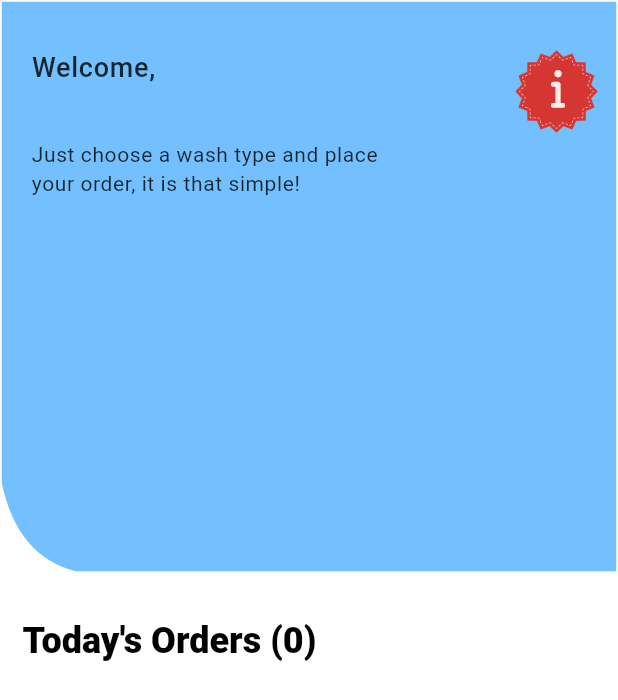
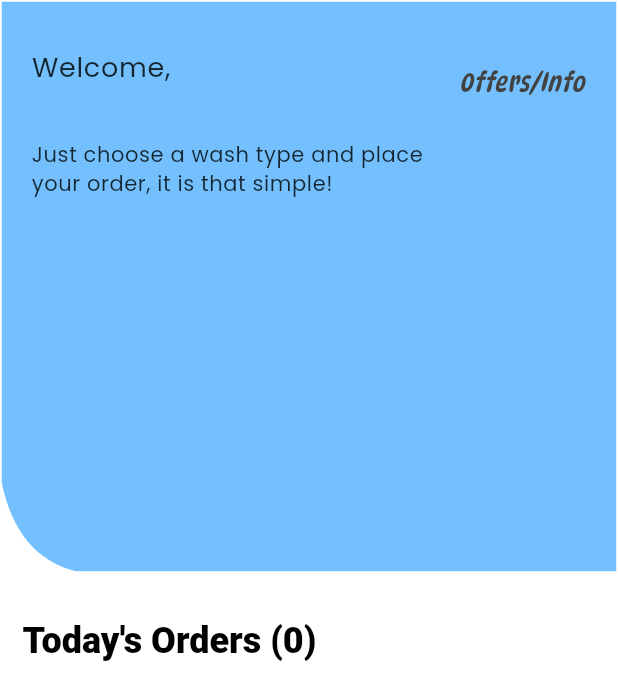
Before and after one commit to Anshu122006/laundry_app, a Flutter app: the ClientHomeScreen screen opened by its route, on a phone screen of 412 x 824 dp. Shown: the top 700 px of the screen. Run offline on Flutter 3.47's test engine with Material 3 defaults, Android fonts, the phone set to English and light mode, and no system bars; our stand-ins replace cloud_firestore, connectivity_plus, firebase_auth, firebase_core, firebase_messaging, flutter_hooks and 6 more; accounts and stored records are empty; Roboto replaces fonts that are missing (Robot).

```diff
--- a/lib/core/constants/colors.dart
+++ b/lib/core/constants/colors.dart
@@ -51,4 +51,6 @@ class CColors {
 
   static Color snackbarColorLight = Colors.grey.shade100;
   static Color snackbarColorDark = Colors.grey.shade800;
+
+  // static Color? get  => null;
 }
--- a/lib/core/constants/font_data.dart
+++ b/lib/core/constants/font_data.dart
@@ -27,6 +27,9 @@ class CFontFamily {
   static String passionsConflict = "PassionsConflict";
   static String robot = "Robot";
   static String robotMono = "RobotMono";
+  static String dynaPuff = "DynaPuff";
+  static String poppins = "Poppins";
+  static String kaushan = "Kaushan";
 }
 
 class CFontWeights {
--- a/lib/modules/client/home/widgets/home_header.dart
+++ b/lib/modules/client/home/widgets/home_header.dart
@@ -1,8 +1,8 @@
 import 'package:flutter/material.dart';
-import 'package:font_awesome_flutter/font_awesome_flutter.dart';
 import 'package:get/get.dart';
 import 'package:laundary_app/app/routes.dart';
 import 'package:laundary_app/core/constants/colors.dart';
+import 'package:laundary_app/core/constants/font_data.dart';
 import 'package:laundary_app/data/controllers/auth_controller.dart';
 import 'package:laundary_app/data/controllers/wash_type_controller.dart';
 import 'package:laundary_app/modules/client/home/widgets/home_wash_card.dart';
@@ -24,24 +24,24 @@ class ClientHomeHeader extends StatelessWidget {
         child: Stack(
           children: [
             Positioned(
-              right: 5,
-              top: 25,
-              child: Image.asset(
-                "assets/icons/offer_icon.png",
-                width: 70,
-                height: 70,
-              ),
-            ),
-            Positioned(
-              right: 15,
-              top: 34,
-              child: IconButton(
+              right: 10,
+              top: 30,
+              child: TextButton(
                 onPressed: () {
                   Get.toNamed(AppRoutes.offers);
                 },
-                icon: Icon(
-                  FontAwesomeIcons.info,
-                  color: Theme.of(context).scaffoldBackgroundColor,
+                style: TextButton.styleFrom(
+                  foregroundColor: Colors.blueAccent,
+                ),
+                child: Text(
+                  "Offers/Info",
+                  style: TextStyle(
+                    fontWeight: FontWeight.w500,
+                    fontSize: 18,
+                    fontStyle: FontStyle.italic,
+                    fontFamily: CFontFamily.dynaPuff,
+                    color: CColors.darkGrey,
+                  ),
                 ),
               ),
             ),
@@ -57,14 +57,17 @@ class ClientHomeHeader extends StatelessWidget {
                     style: Theme.of(context).textTheme.bodyLarge!.copyWith(
                       color: CColors.secondaryColor,
                       fontWeight: FontWeight.w500,
+                      fontFamily: CFontFamily.poppins
                     ),
                   ),
                   Obx(
                     () => Text(
                       userdata.currentClient.value?.name ?? "",
                       overflow: TextOverflow.ellipsis,
-                      style: Theme.of(context).textTheme.headlineMedium!
-                          .copyWith(color: CColors.secondaryColor),
+                      style: Theme.of(context).textTheme.headlineMedium!.copyWith(
+                            color: CColors.secondaryColor,
+                            fontFamily: CFontFamily.poppins,
+                      ),
                     ),
                   ),
                   Text(
@@ -72,6 +75,7 @@ class ClientHomeHeader extends StatelessWidget {
                     style: Theme.of(context).textTheme.bodySmall!.copyWith(
                       color: CColors.secondaryColor,
                       fontWeight: FontWeight.w400,
+                      fontFamily: CFontFamily.poppins
                     ),
                   ),
                 ],
--- a/lib/modules/common/order_details/view/_main_screen.dart
+++ b/lib/modules/common/order_details/view/_main_screen.dart
@@ -62,8 +62,7 @@ class OrderDetailsScreen extends StatelessWidget {
                                       await controller.updateStatus();
                                       if (controller.order.value.status ==
                                           OrderStatus.delivered) {
-                                        await controller
-                                            .addDeliveryTransaction();
+                                        await controller.addDeliveryTransaction();
                                         Get.back();
                                       }
                                     },
```
Also changed, not shown: lib/data/db_cloud/client_cloud_db.dart (+57 -0 lines), lib/data/db_cloud/order_cloud_db.dart (+71 -0 lines), lib/modules/common/order_details/controller/balance_controller.dart (added, +66 -0 lines), lib/modules/employee/clients/widgets/update_balace.dart (+33 -43 lines), pubspec.yaml (+18 -0 lines), assets/fonts/DynaPuff-Bold.ttf (added), assets/fonts/DynaPuff-Regular.ttf (added), assets/fonts/Kaushan-Regular.ttf (added), assets/fonts/Poppins-Bold.ttf (added), assets/fonts/Poppins-Italic.ttf (added), assets/fonts/Poppins-Regular.ttf (added), 1 other file.
